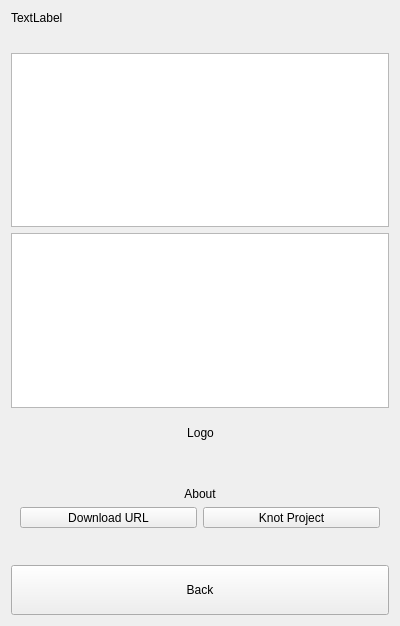
Old version of the form src/dlgnotes.ui in the repository ic005k/Knot-Legacy.
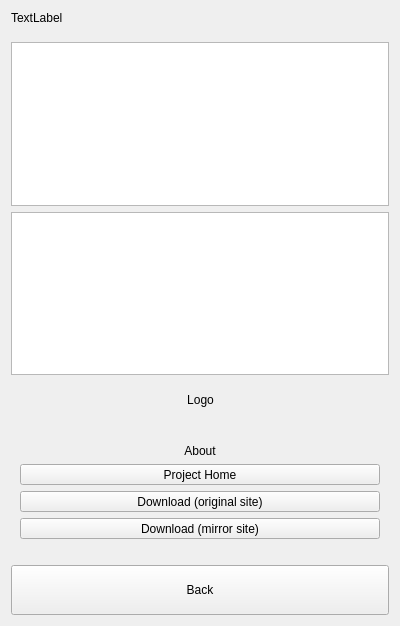
New version of the form.

Diff of the .ui file:
```diff
--- a/src/dlgnotes.ui
+++ b/src/dlgnotes.ui
@@ -124,6 +124,19 @@
         </property>
        </widget>
       </item>
+      <item>
+       <widget class="QToolButton" name="btnHomePage">
+        <property name="sizePolicy">
+         <sizepolicy hsizetype="Preferred" vsizetype="Fixed">
+          <horstretch>0</horstretch>
+          <verstretch>0</verstretch>
+         </sizepolicy>
+        </property>
+        <property name="text">
+         <string>Project Home</string>
+        </property>
+       </widget>
+      </item>
       <item>
        <layout class="QHBoxLayout" name="horizontalLayout">
         <item>
@@ -135,25 +148,25 @@
            </sizepolicy>
           </property>
           <property name="text">
-           <string>Download URL</string>
-          </property>
-         </widget>
-        </item>
-        <item>
-         <widget class="QToolButton" name="btnHomePage">
-          <property name="sizePolicy">
-           <sizepolicy hsizetype="Preferred" vsizetype="Fixed">
-            <horstretch>0</horstretch>
-            <verstretch>0</verstretch>
-           </sizepolicy>
-          </property>
-          <property name="text">
-           <string>Knot Project</string>
+           <string>Download (original site)</string>
           </property>
          </widget>
         </item>
        </layout>
       </item>
+      <item>
+       <widget class="QToolButton" name="btnMirrorDL">
+        <property name="sizePolicy">
+         <sizepolicy hsizetype="Preferred" vsizetype="Fixed">
+          <horstretch>0</horstretch>
+          <verstretch>0</verstretch>
+         </sizepolicy>
+        </property>
+        <property name="text">
+         <string>Download (mirror site)</string>
+        </property>
+       </widget>
+      </item>
      </layout>
     </widget>
    </item>
```
